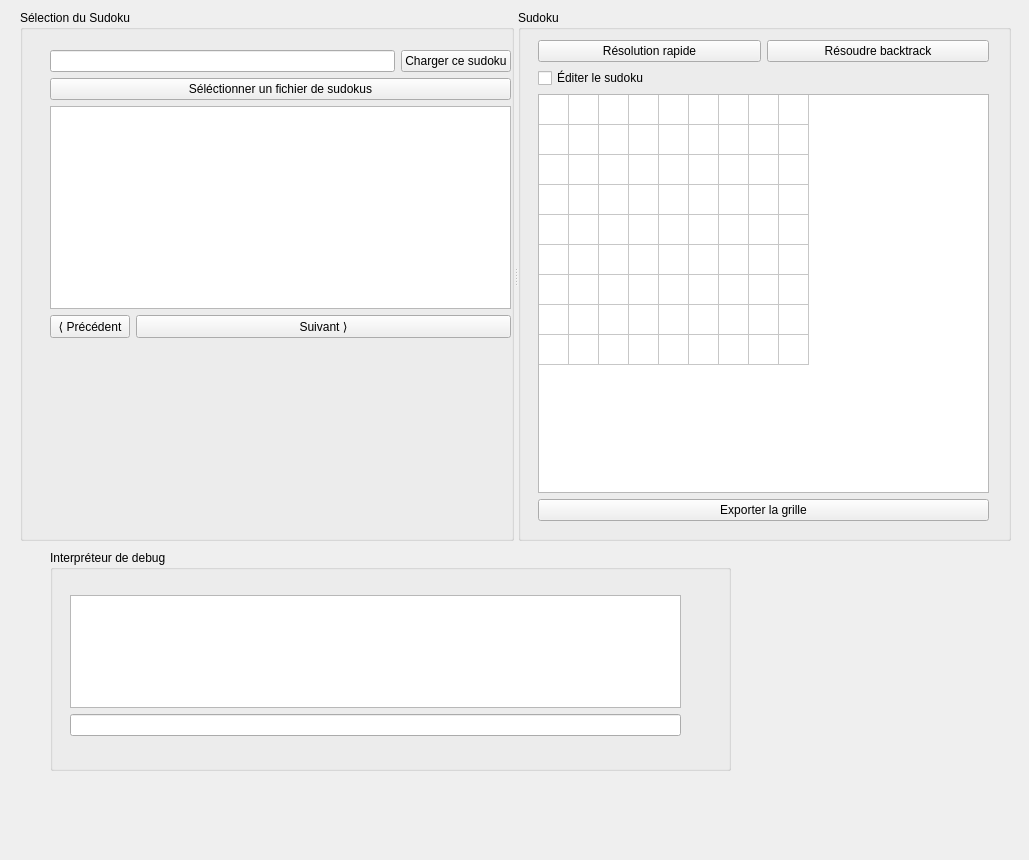
Qt form qtcreator-ui/SudokuSolver/mainwindow.ui (JeanRibes/PIT_sudoku_Jean_Ribes) before a commit.
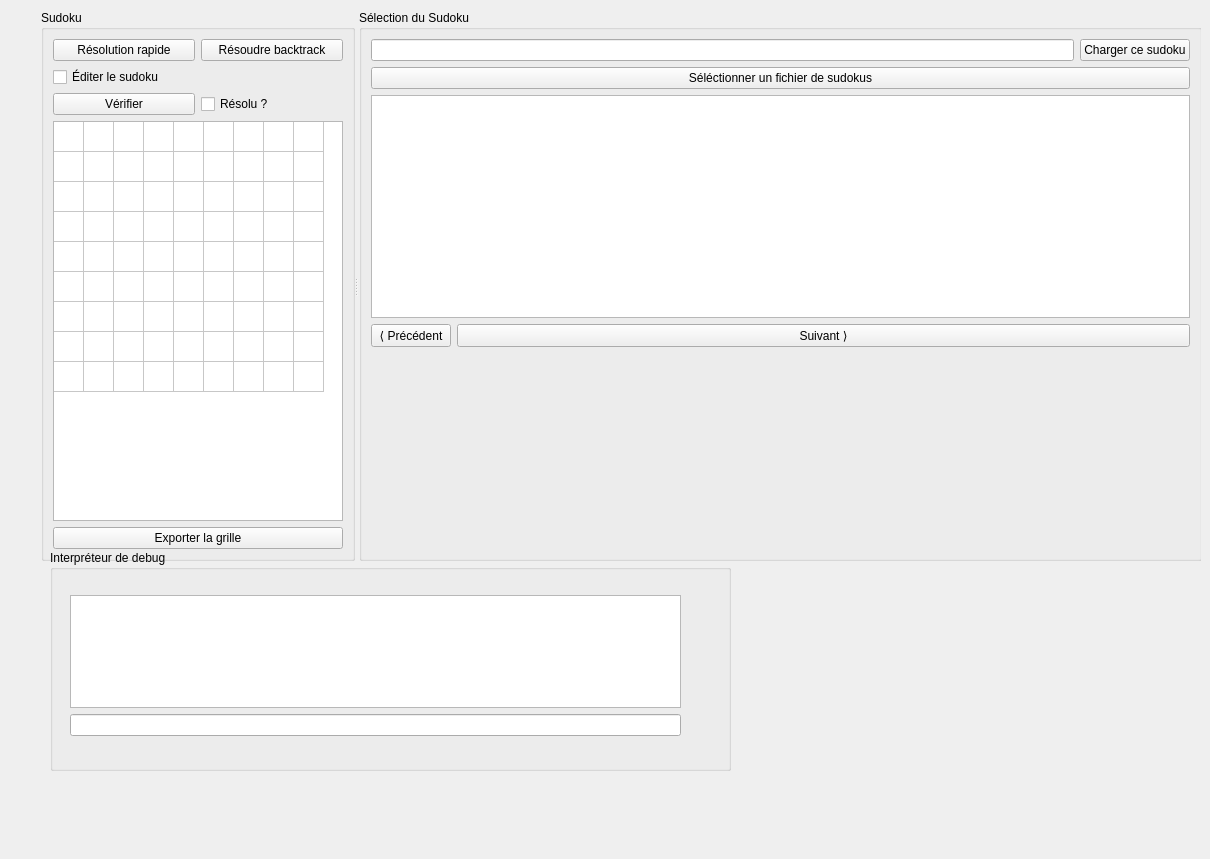
The same form after that commit.

Commit message: GUI pour mieux joueur au Sudoku

What changed in the file:
```diff
--- a/qtcreator-ui/SudokuSolver/mainwindow.ui
+++ b/qtcreator-ui/SudokuSolver/mainwindow.ui
@@ -6,8 +6,8 @@
    <rect>
     <x>0</x>
     <y>0</y>
-    <width>1029</width>
-    <height>860</height>
+    <width>1210</width>
+    <height>859</height>
    </rect>
   </property>
   <property name="sizePolicy">
@@ -97,34 +97,33 @@
    <widget class="QSplitter" name="splitter">
     <property name="geometry">
      <rect>
-      <x>20</x>
+      <x>40</x>
       <y>10</y>
-      <width>991</width>
-      <height>531</height>
+      <width>1161</width>
+      <height>551</height>
      </rect>
     </property>
+    <property name="layoutDirection">
+     <enum>Qt::RightToLeft</enum>
+    </property>
     <property name="orientation">
      <enum>Qt::Horizontal</enum>
     </property>
     <widget class="QGroupBox" name="selectBox">
      <property name="sizePolicy">
       <sizepolicy hsizetype="Minimum" vsizetype="Minimum">
-       <horstretch>0</horstretch>
+       <horstretch>1</horstretch>
        <verstretch>0</verstretch>
       </sizepolicy>
      </property>
+     <property name="layoutDirection">
+      <enum>Qt::LeftToRight</enum>
+     </property>
      <property name="title">
       <string>Sélection du Sudoku</string>
      </property>
-     <widget class="QWidget" name="verticalLayoutWidget_2">
-      <property name="geometry">
-       <rect>
-        <x>30</x>
-        <y>40</y>
-        <width>461</width>
-        <height>471</height>
-       </rect>
-      </property>
+     <layout class="QHBoxLayout" name="horizontalLayout_3">
+      <item>
       <layout class="QVBoxLayout" name="selectLayout">
        <property name="sizeConstraint">
         <enum>QLayout::SetNoConstraint</enum>
@@ -194,7 +193,8 @@
         </layout>
        </item>
       </layout>
-     </widget>
+      </item>
+     </layout>
     </widget>
     <widget class="QGroupBox" name="sudokuContainer">
      <property name="sizePolicy">
@@ -203,18 +203,14 @@
        <verstretch>0</verstretch>
       </sizepolicy>
      </property>
+     <property name="layoutDirection">
+      <enum>Qt::LeftToRight</enum>
+     </property>
      <property name="title">
       <string>Sudoku</string>
      </property>
-     <widget class="QWidget" name="layoutWidget">
-      <property name="geometry">
-       <rect>
-        <x>20</x>
-        <y>30</y>
-        <width>451</width>
-        <height>481</height>
-       </rect>
-      </property>
+     <layout class="QHBoxLayout" name="horizontalLayout_4">
+      <item>
       <layout class="QVBoxLayout" name="verticalLayout">
        <property name="sizeConstraint">
         <enum>QLayout::SetDefaultConstraint</enum>
@@ -226,6 +222,12 @@
          </property>
          <item>
           <widget class="QPushButton" name="solveButton">
+            <property name="maximumSize">
+             <size>
+              <width>500</width>
+              <height>50</height>
+             </size>
+            </property>
            <property name="text">
             <string>Résolution rapide</string>
            </property>
@@ -247,6 +249,27 @@
          </property>
         </widget>
        </item>
+        <item>
+         <layout class="QHBoxLayout" name="horizontalLayout_5">
+          <item>
+           <widget class="QPushButton" name="testSolvedButton">
+            <property name="text">
+             <string>Vérifier</string>
+            </property>
+           </widget>
+          </item>
+          <item>
+           <widget class="QCheckBox" name="solvedCheckbox">
+            <property name="enabled">
+             <bool>true</bool>
+            </property>
+            <property name="text">
+             <string>Résolu ?</string>
+            </property>
+           </widget>
+          </item>
+         </layout>
+        </item>
        <item>
         <widget class="QTableWidget" name="sudokuTableWidget">
          <property name="enabled">
@@ -258,6 +281,15 @@
            <verstretch>0</verstretch>
           </sizepolicy>
          </property>
+          <property name="minimumSize">
+           <size>
+            <width>290</width>
+            <height>200</height>
+           </size>
+          </property>
+          <property name="layoutDirection">
+           <enum>Qt::LeftToRight</enum>
+          </property>
          <property name="inputMethodHints">
           <set>Qt::ImhDigitsOnly</set>
          </property>
@@ -322,7 +354,8 @@
         </widget>
        </item>
       </layout>
-     </widget>
+      </item>
+     </layout>
     </widget>
    </widget>
   </widget>
```
Lines whose indentation alone changed are shown as unchanged. The commit also changes 6 other files.
